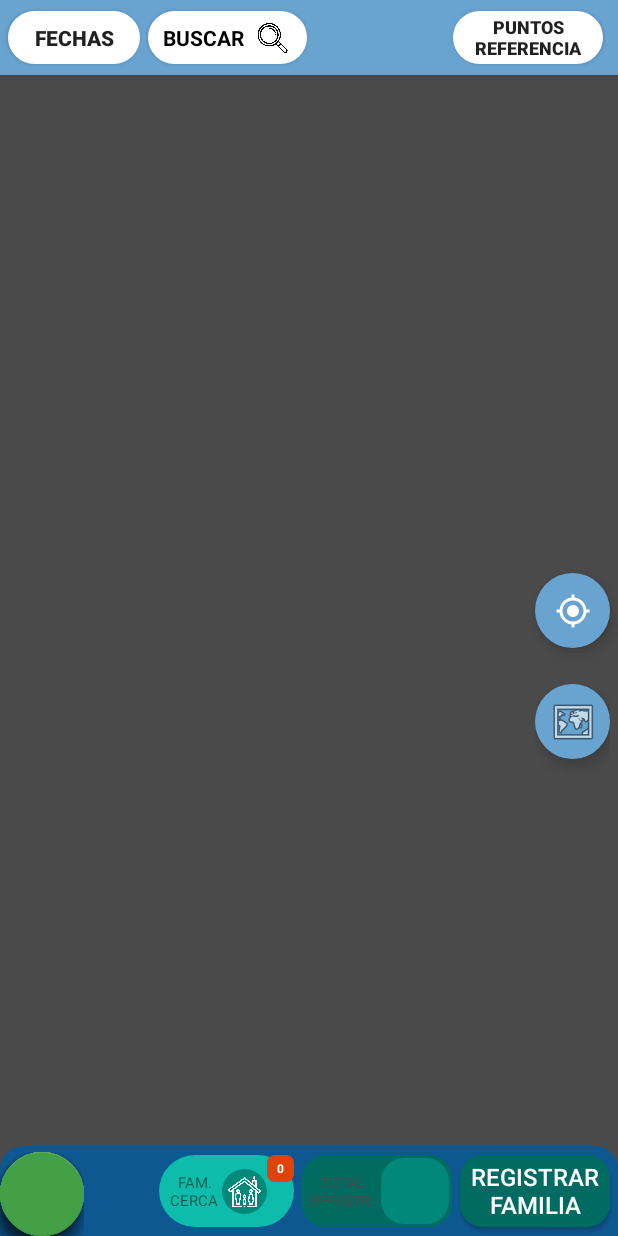
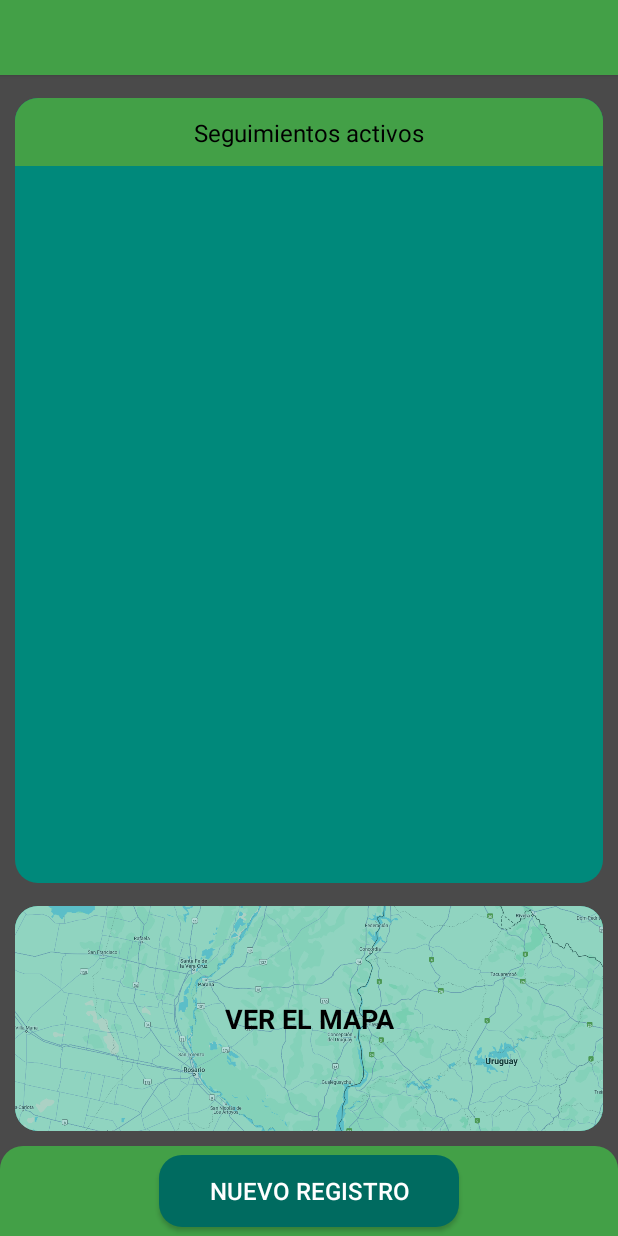
Before and after one commit to ernestosa95/RelevAr2, an Android app: the layout activity_menu_mapa.xml on its own in the app's theme, with its tools: preview values and no code run, on a phone screen of 412 x 824 dp. Run offline under Robolectric (Android 15) with nearby library versions, the phone set to English and light mode, and no system bars; plain views replace FloatingActionButton, FloatingActionsMenu.

Commit message:
trabajando sobre la vista mapa

```diff
--- a/app/build.gradle
+++ b/app/build.gradle
@@ -57,5 +57,6 @@ dependencies {
     implementation 'com.getbase:floatingactionbutton:1.10.1'
 
     implementation 'org.quanqi:android-holo-graph:0.1.0'
+    implementation 'com.makeramen:roundedimageview:2.3.0'
 
 }
--- a/app/src/main/java/com/example/relevar/MenuMapa.java
+++ b/app/src/main/java/com/example/relevar/MenuMapa.java
@@ -178,6 +178,15 @@ public class MenuMapa extends AppCompatActivity implements OnMapReadyCallback, G
         BDUbicationManager bdUbicationMannager = new BDUbicationManager(this, "BDData", null, 1);
         bdUbicationMannager.createUbicationTable();
         bdUbicationMannager.close();
+
+        ConstraintLayout VerMapa = (ConstraintLayout) findViewById(R.id.VerMapa);
+        VerMapa.setOnClickListener(new View.OnClickListener() {
+            @Override
+            public void onClick(View view) {
+                VerMapa.setVisibility(View.GONE);
+                mapView.setVisibility(View.VISIBLE);
+            }
+        });
     }
 
     public void SelectDate(View view){
--- a/app/src/main/res/drawable/background_edittext.xml
+++ b/app/src/main/res/drawable/background_edittext.xml
@@ -1,6 +1,6 @@
 <?xml version="1.0" encoding="utf-8"?>
 <shape xmlns:android="http://schemas.android.com/apk/res/android">
-    <solid android:color="#40C1C1C1"/> <stroke
+    <solid android:color="#80C1C1C1"/> <stroke
     android:width="1dp" android:color="#4B4B4B"/>
     <corners android:radius="10dp"/>
 </shape>
--- a/app/src/main/res/drawable/fondo3.xml
+++ b/app/src/main/res/drawable/fondo3.xml
@@ -1,5 +1,5 @@
 <?xml version="1.0" encoding="utf-8"?>
 <shape  xmlns:android="http://schemas.android.com/apk/res/android" android:shape="rectangle">
-    <solid android:color="#0E5891"/>
+    <solid android:color="@color/colorAccent"/>
     <corners android:topLeftRadius="15dp" android:topRightRadius="15dp"/>
 </shape>
--- a/app/src/main/res/layout/activity_menu_mapa.xml
+++ b/app/src/main/res/layout/activity_menu_mapa.xml
@@ -5,13 +5,13 @@
     android:layout_width="match_parent"
     android:layout_height="match_parent"
     android:background="#4A4A4A"
-    android:elevation="2dp"
     tools:context=".MenuMapa">
 
     <com.google.android.gms.maps.MapView
         android:id="@+id/MAPA"
         android:layout_width="wrap_content"
         android:layout_height="wrap_content"
+        android:visibility="gone"
         app:layout_constraintBottom_toTopOf="@+id/bac"
         app:layout_constraintEnd_toEndOf="parent"
         app:layout_constraintStart_toStartOf="parent"
@@ -35,9 +35,10 @@
             android:layout_marginRight="5dp"
             android:background="@drawable/background_button_light_blue"
             android:onClick="FamiliesNear"
-            app:layout_constraintBottom_toBottomOf="@+id/REGISTEREDFAMILIES"
+            android:visibility="gone"
+            app:layout_constraintBottom_toBottomOf="@+id/EMPEZAR2"
             app:layout_constraintEnd_toStartOf="@+id/REGISTEREDFAMILIES"
-            app:layout_constraintTop_toTopOf="@+id/REGISTEREDFAMILIES">
+            app:layout_constraintTop_toTopOf="@+id/EMPEZAR2">
 
             <androidx.constraintlayout.widget.ConstraintLayout
                 android:id="@+id/constraintLayout11"
@@ -92,6 +93,7 @@
             android:layout_height="0dp"
             android:layout_marginRight="5dp"
             android:background="@drawable/button1"
+            android:visibility="gone"
             app:layout_constraintBottom_toBottomOf="@+id/EMPEZAR2"
             app:layout_constraintEnd_toStartOf="@+id/EMPEZAR2"
             app:layout_constraintTop_toTopOf="@+id/EMPEZAR2">
@@ -124,17 +126,17 @@
 
         <Button
             android:id="@+id/EMPEZAR2"
-            android:layout_width="100dp"
+            android:layout_width="200dp"
             android:layout_height="wrap_content"
 
-            android:layout_marginRight="5dp"
             android:background="@drawable/button1"
             android:onClick="NuevaFamilia"
-            android:text="@string/registrar_familia"
+            android:text="NUEVO REGISTRO"
             android:textColor="#FFFFFF"
             android:textSize="16sp"
             app:layout_constraintBottom_toBottomOf="parent"
             app:layout_constraintEnd_toEndOf="parent"
+            app:layout_constraintStart_toStartOf="parent"
             app:layout_constraintTop_toTopOf="parent" />
 
     </androidx.constraintlayout.widget.ConstraintLayout>
@@ -143,8 +145,9 @@
         android:id="@+id/constraintLayout9"
         android:layout_width="0dp"
         android:layout_height="50dp"
-        android:background="#69A4D1"
+        android:background="@color/colorAccent"
         android:elevation="2dp"
+        android:visibility="visible"
         app:layout_constraintEnd_toEndOf="parent"
         app:layout_constraintHorizontal_bias="1.0"
         app:layout_constraintStart_toStartOf="parent"
@@ -159,6 +162,7 @@
             android:onClick="SelectDate"
             android:text="@string/fechas"
             android:textStyle="bold"
+            android:visibility="gone"
             app:layout_constraintBottom_toBottomOf="parent"
             app:layout_constraintStart_toStartOf="parent"
             app:layout_constraintTop_toTopOf="parent" />
@@ -173,6 +177,7 @@
             android:text="puntos referencia"
             android:textSize="12sp"
             android:textStyle="bold"
+            android:visibility="gone"
             app:layout_constraintBottom_toBottomOf="parent"
             app:layout_constraintEnd_toEndOf="parent"
             app:layout_constraintTop_toTopOf="parent" />
@@ -196,13 +201,15 @@
             android:layout_width="wrap_content"
             android:layout_height="0dp"
             android:layout_marginLeft="5dp"
+            android:layout_marginTop="5dp"
+            android:layout_marginBottom="5dp"
             android:background="@drawable/button_redondo_blanco"
             android:elevation="2dp"
             android:onClick="SearchPerson"
-            android:visibility="visible"
-            app:layout_constraintBottom_toBottomOf="@+id/BTNFECHA"
+            android:visibility="gone"
+            app:layout_constraintBottom_toBottomOf="parent"
             app:layout_constraintStart_toEndOf="@+id/BTNFECHA"
-            app:layout_constraintTop_toTopOf="@+id/BTNFECHA">
+            app:layout_constraintTop_toTopOf="parent">
 
             <TextView
                 android:id="@+id/textView18"
@@ -213,6 +220,7 @@
                 android:text="@string/buscar"
                 android:textColor="#000000"
                 android:textStyle="bold"
+                android:visibility="visible"
                 app:layout_constraintBottom_toBottomOf="parent"
                 app:layout_constraintEnd_toStartOf="@+id/imageView"
                 app:layout_constraintStart_toStartOf="parent"
@@ -272,7 +280,7 @@
         android:layout_width="wrap_content"
         android:layout_height="wrap_content"
         android:elevation="3dp"
-        android:visibility="visible"
+        android:visibility="gone"
         app:fab_labelStyle="@style/etiqueta"
         app:fab_labelsPosition="right"
         app:layout_constraintBottom_toBottomOf="parent"
@@ -341,7 +349,7 @@
         android:layout_marginEnd="5dp"
         android:background="@drawable/button_redondo_celeste"
         android:elevation="5dp"
-        android:visibility="visible"
+        android:visibility="gone"
         app:layout_constraintBottom_toTopOf="@+id/bac"
         app:layout_constraintEnd_toEndOf="parent"
         app:layout_constraintTop_toBottomOf="@+id/constraintLayout9"
@@ -355,6 +363,7 @@
         android:text="CENTRAR"
         android:textColor="@color/colorPar"
         android:textSize="10sp"
+        android:visibility="gone"
         app:layout_constraintEnd_toEndOf="@+id/IMGBTCENTRAR"
         app:layout_constraintStart_toStartOf="@+id/IMGBTCENTRAR"
         app:layout_constraintTop_toBottomOf="@+id/IMGBTCENTRAR" />
@@ -365,6 +374,7 @@
         android:layout_height="wrap_content"
         android:layout_marginTop="10dp"
         android:onClick="TerminarRecorrido"
+        android:visibility="gone"
         app:layout_constraintEnd_toEndOf="@+id/IMGBTCENTRAR"
         app:layout_constraintStart_toStartOf="@+id/IMGBTCENTRAR"
         app:layout_constraintTop_toBottomOf="@+id/textView17">
@@ -396,4 +406,91 @@
             app:layout_constraintTop_toBottomOf="@+id/IMGBTCENTRAR2" />
     </androidx.constraintlayout.widget.ConstraintLayout>
 
+    <androidx.constraintlayout.widget.ConstraintLayout
+        android:id="@+id/VerMapa"
+        android:layout_width="0dp"
+        android:layout_height="150dp"
+        android:layout_marginStart="10dp"
+        android:layout_marginEnd="10dp"
+        android:layout_marginBottom="10dp"
+        android:background="@drawable/background_blue"
+        app:layout_constraintBottom_toTopOf="@+id/bac"
+        app:layout_constraintEnd_toEndOf="parent"
+        app:layout_constraintStart_toStartOf="parent">
+
+        <com.google.android.material.imageview.ShapeableImageView
+            android:id="@+id/imageView10"
+            android:layout_width="wrap_content"
+            android:layout_height="wrap_content"
+            android:scaleType="centerCrop"
+            android:src="@drawable/mapa"
+            android:visibility="visible"
+            app:layout_constraintBottom_toBottomOf="parent"
+            app:layout_constraintEnd_toEndOf="parent"
+            app:layout_constraintStart_toStartOf="parent"
+            app:layout_constraintTop_toTopOf="parent"
+            app:shapeAppearanceOverlay="@style/roundedImage" />
+
+        <androidx.constraintlayout.widget.ConstraintLayout
+            android:layout_width="match_parent"
+            android:layout_height="match_parent"
+            android:alpha="0.3"
+            android:background="@drawable/background_blue"
+            app:layout_constraintBottom_toBottomOf="parent"
+            app:layout_constraintEnd_toEndOf="parent"
+            app:layout_constraintStart_toStartOf="parent"
+            app:layout_constraintTop_toTopOf="parent">
+
+        </androidx.constraintlayout.widget.ConstraintLayout>
+
+        <TextView
+            android:id="@+id/textView11"
+            android:layout_width="wrap_content"
+            android:layout_height="wrap_content"
+            android:text="VER EL MAPA"
+            android:textColor="#000000"
+            android:textSize="18sp"
+            android:textStyle="bold"
+            app:layout_constraintBottom_toBottomOf="@+id/imageView10"
+            app:layout_constraintEnd_toEndOf="parent"
+            app:layout_constraintStart_toStartOf="parent"
+            app:layout_constraintTop_toTopOf="@+id/imageView10" />
+
+    </androidx.constraintlayout.widget.ConstraintLayout>
+
+    <androidx.constraintlayout.widget.ConstraintLayout
+        android:id="@+id/SeguimientosActivos"
+        android:layout_width="0dp"
+        android:layout_height="0dp"
+        android:layout_marginTop="15dp"
+        android:layout_marginBottom="15dp"
+        android:background="@drawable/background_blue"
+        android:visibility="visible"
+        app:layout_constraintBottom_toTopOf="@+id/VerMapa"
+        app:layout_constraintEnd_toEndOf="@+id/VerMapa"
+        app:layout_constraintStart_toStartOf="@+id/VerMapa"
+        app:layout_constraintTop_toBottomOf="@+id/constraintLayout9">
+
+        <androidx.constraintlayout.widget.ConstraintLayout
+            android:layout_width="0dp"
+            android:layout_height="45dp"
+            android:background="@drawable/fondo3"
+            app:layout_constraintEnd_toEndOf="parent"
+            app:layout_constraintStart_toStartOf="parent"
+            app:layout_constraintTop_toTopOf="parent">
+
+            <TextView
+                android:id="@+id/textView24"
+                android:layout_width="wrap_content"
+                android:layout_height="wrap_content"
+                android:text="Seguimientos activos"
+                android:textColor="#000000"
+                android:textSize="16sp"
+                app:layout_constraintBottom_toBottomOf="parent"
+                app:layout_constraintEnd_toEndOf="parent"
+                app:layout_constraintStart_toStartOf="parent"
+                app:layout_constraintTop_toTopOf="parent" />
+        </androidx.constraintlayout.widget.ConstraintLayout>
+    </androidx.constraintlayout.widget.ConstraintLayout>
+
 </androidx.constraintlayout.widget.ConstraintLayout>
--- a/app/src/main/res/values/styles.xml
+++ b/app/src/main/res/values/styles.xml
@@ -14,5 +14,10 @@
         <item name="android:textSize">10sp</item>
     </style>
 
+    <style name="roundedImage" >
+        <item name="cornerFamily">rounded</item>
+        <item name="cornerSize">15dp</item>
+    </style>
+
 
 </resources>
```
Also changed, not shown: app/src/main/res/drawable/mapa.png (added).
